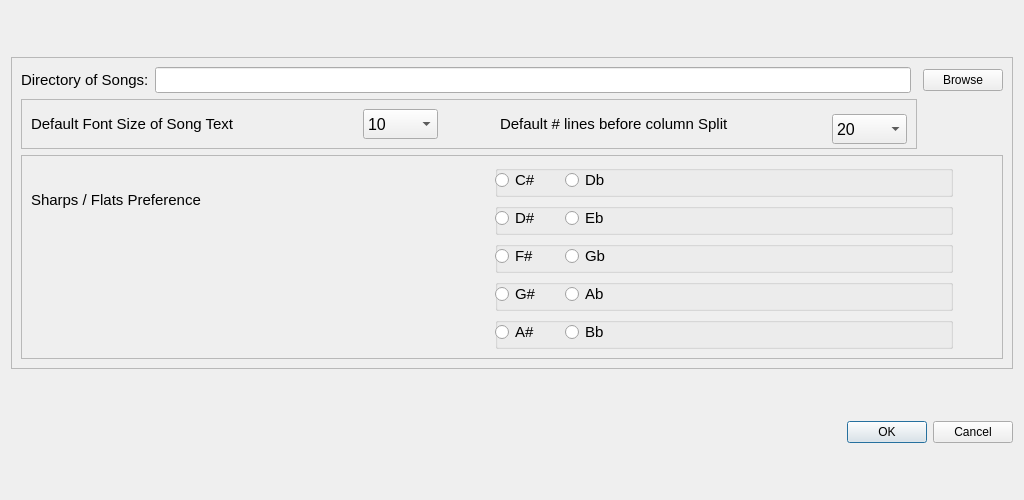
Above: Prefs.ui from carlbeech/OpenSongViewer before the change. Below: the same form after it.
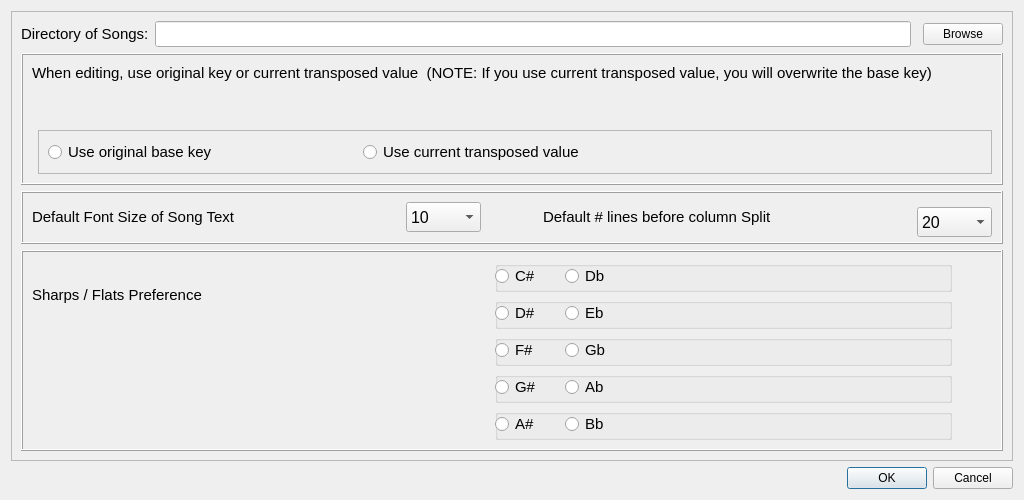
That is the form after the change.

```diff
--- a/Prefs.ui
+++ b/Prefs.ui
@@ -19,8 +19,8 @@
   <property name="windowTitle">
    <string>Dialog</string>
   </property>
-  <layout class="QVBoxLayout" name="verticalLayout">
-   <item>
+  <layout class="QGridLayout" name="gridLayout_4">
+   <item row="0" column="0">
     <widget class="QFrame" name="frame">
      <property name="sizePolicy">
       <sizepolicy hsizetype="Maximum" vsizetype="Maximum">
@@ -41,6 +41,375 @@
       <enum>QFrame::Raised</enum>
      </property>
      <layout class="QGridLayout" name="gridLayout">
+      <item row="3" column="0" colspan="4">
+       <widget class="QFrame" name="frame_2">
+        <property name="sizePolicy">
+         <sizepolicy hsizetype="Expanding" vsizetype="Expanding">
+          <horstretch>0</horstretch>
+          <verstretch>0</verstretch>
+         </sizepolicy>
+        </property>
+        <property name="minimumSize">
+         <size>
+          <width>0</width>
+          <height>127</height>
+         </size>
+        </property>
+        <property name="frameShape">
+         <enum>QFrame::Box</enum>
+        </property>
+        <property name="frameShadow">
+         <enum>QFrame::Raised</enum>
+        </property>
+        <layout class="QGridLayout" name="gridLayout_2">
+         <item row="0" column="0" rowspan="2">
+          <widget class="QLabel" name="label_3">
+           <property name="font">
+            <font>
+             <pointsize>11</pointsize>
+            </font>
+           </property>
+           <property name="text">
+            <string>Sharps / Flats Preference</string>
+           </property>
+           <property name="wordWrap">
+            <bool>true</bool>
+           </property>
+          </widget>
+         </item>
+         <item row="1" column="1">
+          <widget class="QGroupBox" name="groupBox_2">
+           <property name="minimumSize">
+            <size>
+             <width>0</width>
+             <height>30</height>
+            </size>
+           </property>
+           <property name="title">
+            <string/>
+           </property>
+           <widget class="QRadioButton" name="radioButton_Ds">
+            <property name="geometry">
+             <rect>
+              <x>0</x>
+              <y>0</y>
+              <width>62</width>
+              <height>30</height>
+             </rect>
+            </property>
+            <property name="minimumSize">
+             <size>
+              <width>0</width>
+              <height>30</height>
+             </size>
+            </property>
+            <property name="font">
+             <font>
+              <pointsize>11</pointsize>
+             </font>
+            </property>
+            <property name="text">
+             <string>D#</string>
+            </property>
+           </widget>
+           <widget class="QRadioButton" name="radioButton_Eb">
+            <property name="geometry">
+             <rect>
+              <x>70</x>
+              <y>0</y>
+              <width>62</width>
+              <height>30</height>
+             </rect>
+            </property>
+            <property name="minimumSize">
+             <size>
+              <width>0</width>
+              <height>30</height>
+             </size>
+            </property>
+            <property name="font">
+             <font>
+              <pointsize>11</pointsize>
+             </font>
+            </property>
+            <property name="text">
+             <string>Eb</string>
+            </property>
+           </widget>
+          </widget>
+         </item>
+         <item row="2" column="1">
+          <widget class="QGroupBox" name="groupBox_3">
+           <property name="minimumSize">
+            <size>
+             <width>0</width>
+             <height>30</height>
+            </size>
+           </property>
+           <property name="title">
+            <string/>
+           </property>
+           <widget class="QRadioButton" name="radioButton_Fs">
+            <property name="geometry">
+             <rect>
+              <x>0</x>
+              <y>0</y>
+              <width>62</width>
+              <height>30</height>
+             </rect>
+            </property>
+            <property name="minimumSize">
+             <size>
+              <width>0</width>
+              <height>30</height>
+             </size>
+            </property>
+            <property name="font">
+             <font>
+              <pointsize>11</pointsize>
+             </font>
+            </property>
+            <property name="text">
+             <string>F#</string>
+            </property>
+           </widget>
+           <widget class="QRadioButton" name="radioButton_Gb">
+            <property name="geometry">
+             <rect>
+              <x>70</x>
+              <y>0</y>
+              <width>62</width>
+              <height>30</height>
+             </rect>
+            </property>
+            <property name="minimumSize">
+             <size>
+              <width>0</width>
+              <height>30</height>
+             </size>
+            </property>
+            <property name="font">
+             <font>
+              <pointsize>11</pointsize>
+             </font>
+            </property>
+            <property name="text">
+             <string>Gb</string>
+            </property>
+           </widget>
+          </widget>
+         </item>
+         <item row="3" column="1">
+          <widget class="QGroupBox" name="groupBox_4">
+           <property name="minimumSize">
+            <size>
+             <width>0</width>
+             <height>30</height>
+            </size>
+           </property>
+           <property name="title">
+            <string/>
+           </property>
+           <widget class="QRadioButton" name="radioButton_Gs">
+            <property name="geometry">
+             <rect>
+              <x>0</x>
+              <y>0</y>
+              <width>62</width>
+              <height>30</height>
+             </rect>
+            </property>
+            <property name="minimumSize">
+             <size>
+              <width>0</width>
+              <height>30</height>
+             </size>
+            </property>
+            <property name="font">
+             <font>
+              <pointsize>11</pointsize>
+             </font>
+            </property>
+            <property name="text">
+             <string>G#</string>
+            </property>
+           </widget>
+           <widget class="QRadioButton" name="radioButton_Ab">
+            <property name="geometry">
+             <rect>
+              <x>70</x>
+              <y>0</y>
+              <width>62</width>
+              <height>30</height>
+             </rect>
+            </property>
+            <property name="minimumSize">
+             <size>
+              <width>0</width>
+              <height>30</height>
+             </size>
+            </property>
+            <property name="font">
+             <font>
+              <pointsize>11</pointsize>
+             </font>
+            </property>
+            <property name="text">
+             <string>Ab</string>
+            </property>
+           </widget>
+          </widget>
+         </item>
+         <item row="0" column="1">
+          <widget class="QGroupBox" name="groupBox_1">
+           <property name="minimumSize">
+            <size>
+             <width>0</width>
+             <height>30</height>
+            </size>
+           </property>
+           <property name="title">
+            <string/>
+           </property>
+           <widget class="QRadioButton" name="radioButton_Cs">
+            <property name="geometry">
+             <rect>
+              <x>0</x>
+              <y>0</y>
+              <width>62</width>
+              <height>30</height>
+             </rect>
+            </property>
+            <property name="minimumSize">
+             <size>
+              <width>0</width>
+              <height>30</height>
+             </size>
+            </property>
+            <property name="font">
+             <font>
+              <pointsize>11</pointsize>
+             </font>
+            </property>
+            <property name="text">
+             <string>C#</string>
+            </property>
+           </widget>
+           <widget class="QRadioButton" name="radioButton_Db">
+            <property name="geometry">
+             <rect>
+              <x>70</x>
+              <y>0</y>
+              <width>62</width>
+              <height>30</height>
+             </rect>
+            </property>
+            <property name="minimumSize">
+             <size>
+              <width>0</width>
+              <height>30</height>
+             </size>
+            </property>
+            <property name="font">
+             <font>
+              <pointsize>11</pointsize>
+             </font>
+            </property>
+            <property name="text">
+             <string>Db</string>
+            </property>
+           </widget>
+          </widget>
+         </item>
+         <item row="4" column="1">
+          <widget class="QGroupBox" name="groupBox_5">
+           <property name="minimumSize">
+            <size>
+             <width>0</width>
+             <height>30</height>
+            </size>
+           </property>
+           <property name="title">
+            <string/>
+           </property>
+           <widget class="QRadioButton" name="radioButton_As">
+            <property name="geometry">
+             <rect>
+              <x>0</x>
+              <y>0</y>
+              <width>62</width>
+              <height>30</height>
+             </rect>
+            </property>
+            <property name="minimumSize">
+             <size>
+              <width>0</width>
+              <height>30</height>
+             </size>
+            </property>
+            <property name="font">
+             <font>
+              <pointsize>11</pointsize>
+             </font>
+            </property>
+            <property name="text">
+             <string>A#</string>
+            </property>
+           </widget>
+           <widget class="QRadioButton" name="radioButton_Bb">
+            <property name="geometry">
+             <rect>
+              <x>70</x>
+              <y>0</y>
+              <width>62</width>
+              <height>30</height>
+             </rect>
+            </property>
+            <property name="minimumSize">
+             <size>
+              <width>0</width>
+              <height>30</height>
+             </size>
+            </property>
+            <property name="font">
+             <font>
+              <pointsize>11</pointsize>
+             </font>
+            </property>
+            <property name="text">
+             <string>Bb</string>
+            </property>
+           </widget>
+          </widget>
+         </item>
+         <item row="1" column="2">
+          <spacer name="horizontalSpacer">
+           <property name="orientation">
+            <enum>Qt::Horizontal</enum>
+           </property>
+           <property name="sizeType">
+            <enum>QSizePolicy::Minimum</enum>
+           </property>
+           <property name="sizeHint" stdset="0">
+            <size>
+             <width>40</width>
+             <height>20</height>
+            </size>
+           </property>
+          </spacer>
+         </item>
+        </layout>
+       </widget>
+      </item>
+      <item row="0" column="1">
+       <widget class="QLineEdit" name="SongDirectory">
+        <property name="font">
+         <font>
+          <pointsize>11</pointsize>
+         </font>
+        </property>
+       </widget>
+      </item>
       <item row="0" column="0">
        <widget class="QLabel" name="label">
         <property name="font">
@@ -53,8 +422,166 @@
         </property>
        </widget>
       </item>
-      <item row="1" column="0" colspan="3">
+      <item row="0" column="3">
+       <widget class="QPushButton" name="pushBrowse">
+        <property name="text">
+         <string>Browse</string>
+        </property>
+       </widget>
+      </item>
+      <item row="1" column="0" colspan="4">
+       <widget class="QFrame" name="frame_4">
+        <property name="sizePolicy">
+         <sizepolicy hsizetype="Expanding" vsizetype="Expanding">
+          <horstretch>0</horstretch>
+          <verstretch>0</verstretch>
+         </sizepolicy>
+        </property>
+        <property name="minimumSize">
+         <size>
+          <width>0</width>
+          <height>60</height>
+         </size>
+        </property>
+        <property name="maximumSize">
+         <size>
+          <width>5000</width>
+          <height>999999</height>
+         </size>
+        </property>
+        <property name="frameShape">
+         <enum>QFrame::Box</enum>
+        </property>
+        <property name="frameShadow">
+         <enum>QFrame::Raised</enum>
+        </property>
+        <layout class="QGridLayout" name="gridLayout_5">
+         <item row="1" column="1">
+          <widget class="QFrame" name="frame_5">
+           <property name="sizePolicy">
+            <sizepolicy hsizetype="Expanding" vsizetype="Expanding">
+             <horstretch>0</horstretch>
+             <verstretch>0</verstretch>
+            </sizepolicy>
+           </property>
+           <property name="minimumSize">
+            <size>
+             <width>0</width>
+             <height>40</height>
+            </size>
+           </property>
+           <property name="frameShape">
+            <enum>QFrame::StyledPanel</enum>
+           </property>
+           <property name="frameShadow">
+            <enum>QFrame::Raised</enum>
+           </property>
+           <layout class="QHBoxLayout" name="horizontalLayout">
+            <item>
+             <widget class="QRadioButton" name="EditOriginalKey">
+              <property name="sizePolicy">
+               <sizepolicy hsizetype="Expanding" vsizetype="Expanding">
+                <horstretch>0</horstretch>
+                <verstretch>0</verstretch>
+               </sizepolicy>
+              </property>
+              <property name="minimumSize">
+               <size>
+                <width>0</width>
+                <height>20</height>
+               </size>
+              </property>
+              <property name="font">
+               <font>
+                <pointsize>11</pointsize>
+               </font>
+              </property>
+              <property name="text">
+               <string>Use original base key</string>
+              </property>
+             </widget>
+            </item>
+            <item>
+             <widget class="QRadioButton" name="EditTransposedKey">
+              <property name="sizePolicy">
+               <sizepolicy hsizetype="Expanding" vsizetype="Expanding">
+                <horstretch>0</horstretch>
+                <verstretch>0</verstretch>
+               </sizepolicy>
+              </property>
+              <property name="minimumSize">
+               <size>
+                <width>0</width>
+                <height>20</height>
+               </size>
+              </property>
+              <property name="font">
+               <font>
+                <pointsize>11</pointsize>
+               </font>
+              </property>
+              <property name="text">
+               <string>Use current transposed value</string>
+              </property>
+             </widget>
+            </item>
+            <item>
+             <spacer name="horizontalSpacer_2">
+              <property name="orientation">
+               <enum>Qt::Horizontal</enum>
+              </property>
+              <property name="sizeHint" stdset="0">
+               <size>
+                <width>40</width>
+                <height>20</height>
+               </size>
+              </property>
+             </spacer>
+            </item>
+           </layout>
+          </widget>
+         </item>
+         <item row="0" column="0" colspan="2">
+          <widget class="QLabel" name="label_6">
+           <property name="sizePolicy">
+            <sizepolicy hsizetype="Expanding" vsizetype="Expanding">
+             <horstretch>0</horstretch>
+             <verstretch>0</verstretch>
+            </sizepolicy>
+           </property>
+           <property name="minimumSize">
+            <size>
+             <width>0</width>
+             <height>60</height>
+            </size>
+           </property>
+           <property name="font">
+            <font>
+             <pointsize>11</pointsize>
+            </font>
+           </property>
+           <property name="text">
+            <string>When editing, use original key or current transposed value  (NOTE: If you use current transposed value, you will overwrite the base key)</string>
+           </property>
+           <property name="alignment">
+            <set>Qt::AlignLeading|Qt::AlignLeft|Qt::AlignTop</set>
+           </property>
+           <property name="wordWrap">
+            <bool>true</bool>
+           </property>
+          </widget>
+         </item>
+        </layout>
+       </widget>
+      </item>
+      <item row="2" column="0" colspan="4">
        <widget class="QFrame" name="frame_3">
+        <property name="sizePolicy">
+         <sizepolicy hsizetype="Expanding" vsizetype="Expanding">
+          <horstretch>0</horstretch>
+          <verstretch>0</verstretch>
+         </sizepolicy>
+        </property>
         <property name="minimumSize">
          <size>
           <width>0</width>
@@ -62,7 +589,7 @@
          </size>
         </property>
         <property name="frameShape">
-         <enum>QFrame::StyledPanel</enum>
+         <enum>QFrame::Box</enum>
         </property>
         <property name="frameShadow">
          <enum>QFrame::Raised</enum>
@@ -351,393 +878,17 @@
             </size>
            </property>
            <property name="text">
-            <string> </string>
-           </property>
-          </widget>
-         </item>
-        </layout>
-       </widget>
-      </item>
-      <item row="2" column="0" colspan="4">
-       <widget class="QFrame" name="frame_2">
-        <property name="sizePolicy">
-         <sizepolicy hsizetype="Expanding" vsizetype="Expanding">
-          <horstretch>0</horstretch>
-          <verstretch>0</verstretch>
-         </sizepolicy>
-        </property>
-        <property name="minimumSize">
-         <size>
-          <width>0</width>
-          <height>127</height>
-         </size>
-        </property>
-        <property name="frameShape">
-         <enum>QFrame::StyledPanel</enum>
-        </property>
-        <property name="frameShadow">
-         <enum>QFrame::Raised</enum>
-        </property>
-        <layout class="QGridLayout" name="gridLayout_2">
-         <item row="0" column="0" rowspan="2">
-          <widget class="QLabel" name="label_3">
-           <property name="font">
-            <font>
-             <pointsize>11</pointsize>
-            </font>
-           </property>
-           <property name="text">
-            <string>Sharps / Flats Preference</string>
-           </property>
-           <property name="wordWrap">
-            <bool>true</bool>
-           </property>
-          </widget>
-         </item>
-         <item row="1" column="1">
-          <widget class="QGroupBox" name="groupBox_2">
-           <property name="minimumSize">
-            <size>
-             <width>0</width>
-             <height>30</height>
-            </size>
-           </property>
-           <property name="title">
             <string/>
            </property>
-           <widget class="QRadioButton" name="radioButton_Ds">
-            <property name="geometry">
-             <rect>
-              <x>0</x>
-              <y>0</y>
-              <width>62</width>
-              <height>30</height>
-             </rect>
-            </property>
-            <property name="minimumSize">
-             <size>
-              <width>0</width>
-              <height>30</height>
-             </size>
-            </property>
-            <property name="font">
-             <font>
-              <pointsize>11</pointsize>
-             </font>
-            </property>
-            <property name="text">
-             <string>D#</string>
-            </property>
-           </widget>
-           <widget class="QRadioButton" name="radioButton_Eb">
-            <property name="geometry">
-             <rect>
-              <x>70</x>
-              <y>0</y>
-              <width>62</width>
-              <height>30</height>
-             </rect>
-            </property>
-            <property name="minimumSize">
-             <size>
-              <width>0</width>
-              <height>30</height>
-             </size>
-            </property>
-            <property name="font">
-             <font>
-              <pointsize>11</pointsize>
-             </font>
-            </property>
-            <property name="text">
-             <string>Eb</string>
-            </property>
-           </widget>
           </widget>
          </item>
-         <item row="2" column="1">
-          <widget class="QGroupBox" name="groupBox_3">
-           <property name="minimumSize">
-            <size>
-             <width>0</width>
-             <height>30</height>
-            </size>
-           </property>
-           <property name="title">
-            <string/>
-           </property>
-           <widget class="QRadioButton" name="radioButton_Fs">
-            <property name="geometry">
-             <rect>
-              <x>0</x>
-              <y>0</y>
-              <width>62</width>
-              <height>30</height>
-             </rect>
-            </property>
-            <property name="minimumSize">
-             <size>
-              <width>0</width>
-              <height>30</height>
-             </size>
-            </property>
-            <property name="font">
-             <font>
-              <pointsize>11</pointsize>
-             </font>
-            </property>
-            <property name="text">
-             <string>F#</string>
-            </property>
-           </widget>
-           <widget class="QRadioButton" name="radioButton_Gb">
-            <property name="geometry">
-             <rect>
-              <x>70</x>
-              <y>0</y>
-              <width>62</width>
-              <height>30</height>
-             </rect>
-            </property>
-            <property name="minimumSize">
-             <size>
-              <width>0</width>
-              <height>30</height>
-             </size>
-            </property>
-            <property name="font">
-             <font>
-              <pointsize>11</pointsize>
-             </font>
-            </property>
-            <property name="text">
-             <string>Gb</string>
-            </property>
-           </widget>
-          </widget>
-         </item>
-         <item row="3" column="1">
-          <widget class="QGroupBox" name="groupBox_4">
-           <property name="minimumSize">
-            <size>
-             <width>0</width>
-             <height>30</height>
-            </size>
-           </property>
-           <property name="title">
-            <string/>
-           </property>
-           <widget class="QRadioButton" name="radioButton_Gs">
-            <property name="geometry">
-             <rect>
-              <x>0</x>
-              <y>0</y>
-              <width>62</width>
-              <height>30</height>
-             </rect>
-            </property>
-            <property name="minimumSize">
-             <size>
-              <width>0</width>
-              <height>30</height>
-             </size>
-            </property>
-            <property name="font">
-             <font>
-              <pointsize>11</pointsize>
-             </font>
-            </property>
-            <property name="text">
-             <string>G#</string>
-            </property>
-           </widget>
-           <widget class="QRadioButton" name="radioButton_Ab">
-            <property name="geometry">
-             <rect>
-              <x>70</x>
-              <y>0</y>
-              <width>62</width>
-              <height>30</height>
-             </rect>
-            </property>
-            <property name="minimumSize">
-             <size>
-              <width>0</width>
-              <height>30</height>
-             </size>
-            </property>
-            <property name="font">
-             <font>
-              <pointsize>11</pointsize>
-             </font>
-            </property>
-            <property name="text">
-             <string>Ab</string>
-            </property>
-           </widget>
-          </widget>
-         </item>
-         <item row="0" column="1">
-          <widget class="QGroupBox" name="groupBox_1">
-           <property name="minimumSize">
-            <size>
-             <width>0</width>
-             <height>30</height>
-            </size>
-           </property>
-           <property name="title">
-            <string/>
-           </property>
-           <widget class="QRadioButton" name="radioButton_Cs">
-            <property name="geometry">
-             <rect>
-              <x>0</x>
-              <y>0</y>
-              <width>62</width>
-              <height>30</height>
-             </rect>
-            </property>
-            <property name="minimumSize">
-             <size>
-              <width>0</width>
-              <height>30</height>
-             </size>
-            </property>
-            <property name="font">
-             <font>
-              <pointsize>11</pointsize>
-             </font>
-            </property>
-            <property name="text">
-             <string>C#</string>
-            </property>
-           </widget>
-           <widget class="QRadioButton" name="radioButton_Db">
-            <property name="geometry">
-             <rect>
-              <x>70</x>
-              <y>0</y>
-              <width>62</width>
-              <height>30</height>
-             </rect>
-            </property>
-            <property name="minimumSize">
-             <size>
-              <width>0</width>
-              <height>30</height>
-             </size>
-            </property>
-            <property name="font">
-             <font>
-              <pointsize>11</pointsize>
-             </font>
-            </property>
-            <property name="text">
-             <string>Db</string>
-            </property>
-           </widget>
-          </widget>
-         </item>
-         <item row="4" column="1">
-          <widget class="QGroupBox" name="groupBox_5">
-           <property name="minimumSize">
-            <size>
-             <width>0</width>
-             <height>30</height>
-            </size>
-           </property>
-           <property name="title">
-            <string/>
-           </property>
-           <widget class="QRadioButton" name="radioButton_As">
-            <property name="geometry">
-             <rect>
-              <x>0</x>
-              <y>0</y>
-              <width>62</width>
-              <height>30</height>
-             </rect>
-            </property>
-            <property name="minimumSize">
-             <size>
-              <width>0</width>
-              <height>30</height>
-             </size>
-            </property>
-            <property name="font">
-             <font>
-              <pointsize>11</pointsize>
-             </font>
-            </property>
-            <property name="text">
-             <string>A#</string>
-            </property>
-           </widget>
-           <widget class="QRadioButton" name="radioButton_Bb">
-            <property name="geometry">
-             <rect>
-              <x>70</x>
-              <y>0</y>
-              <width>62</width>
-              <height>30</height>
-             </rect>
-            </property>
-            <property name="minimumSize">
-             <size>
-              <width>0</width>
-              <height>30</height>
-             </size>
-            </property>
-            <property name="font">
-             <font>
-              <pointsize>11</pointsize>
-             </font>
-            </property>
-            <property name="text">
-             <string>Bb</string>
-            </property>
-           </widget>
-          </widget>
-         </item>
-         <item row="1" column="2">
-          <spacer name="horizontalSpacer">
-           <property name="orientation">
-            <enum>Qt::Horizontal</enum>
-           </property>
-           <property name="sizeType">
-            <enum>QSizePolicy::Minimum</enum>
-           </property>
-           <property name="sizeHint" stdset="0">
-            <size>
-             <width>40</width>
-             <height>20</height>
-            </size>
-           </property>
-          </spacer>
-         </item>
         </layout>
        </widget>
       </item>
-      <item row="0" column="1">
-       <widget class="QLineEdit" name="SongDirectory">
-        <property name="font">
-         <font>
-          <pointsize>11</pointsize>
-         </font>
-        </property>
-       </widget>
-      </item>
-      <item row="0" column="3">
-       <widget class="QPushButton" name="pushBrowse">
-        <property name="text">
-         <string>Browse</string>
-        </property>
-       </widget>
-      </item>
      </layout>
     </widget>
    </item>
-   <item>
+   <item row="1" column="0">
     <widget class="QDialogButtonBox" name="buttonBox">
      <property name="orientation">
       <enum>Qt::Horizontal</enum>
```
